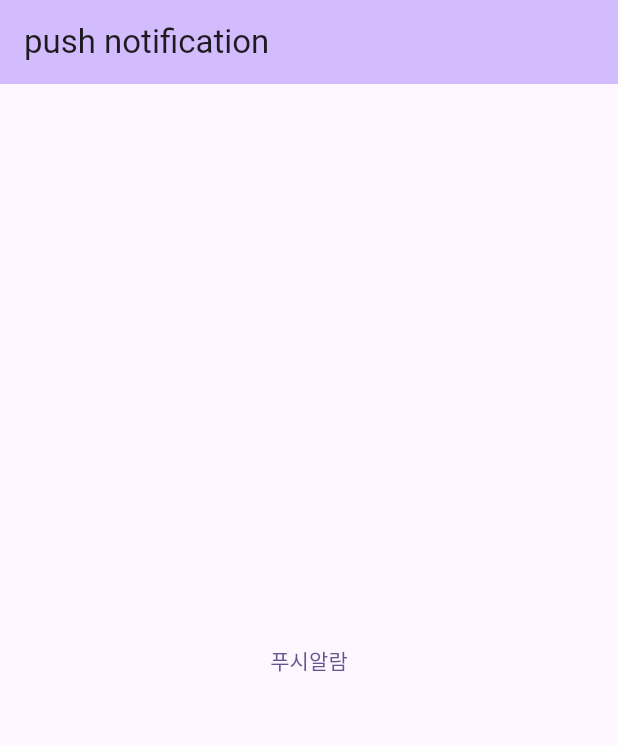
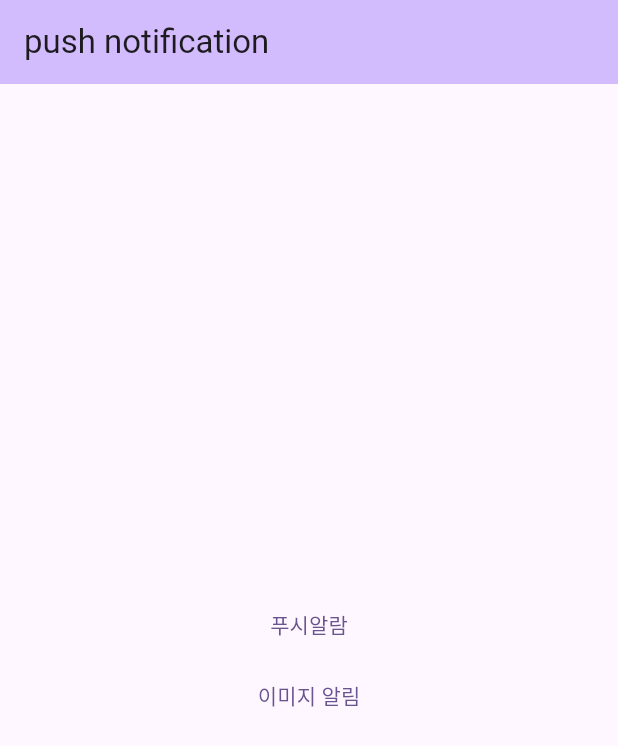
Before and after one commit to libramin/push_notification, a Flutter app: the screen it shows after launch, after a tap on "푸시알람", on a phone screen of 412 x 824 dp. Shown: the top 746 px of the screen. Run offline on Flutter 3.47's test engine with Material 3 defaults, Android fonts, the phone set to English and light mode, and no system bars; our stand-ins replace flutter_local_notifications, timezone.

Commit message:
image notification

```diff
--- /dev/null
+++ b/lib/homepage.dart
@@ -0,0 +1,139 @@
+
+
+import 'dart:io';
+
+import 'package:flutter/material.dart';
+import 'package:http/http.dart' as http;
+import 'package:timezone/timezone.dart' as tz;
+import 'package:flutter_local_notifications/flutter_local_notifications.dart';
+import 'package:path_provider/path_provider.dart';
+
+import 'main.dart';
+
+class MyHomePage extends StatefulWidget {
+  const MyHomePage({super.key});
+
+  @override
+  State<MyHomePage> createState() => _MyHomePageState();
+}
+
+class _MyHomePageState extends State<MyHomePage> {
+
+  @override
+  Widget build(BuildContext context) {
+    return Scaffold(
+        appBar: AppBar(
+          backgroundColor: Theme
+              .of(context)
+              .colorScheme
+              .inversePrimary,
+          title: const Text('push notification'),
+        ),
+        body: Center(
+          child: Column(
+            mainAxisAlignment: MainAxisAlignment.center,
+            children: <Widget>[
+              TextButton(onPressed: () async {
+                await _showNotification();
+              }, child: const Text('푸시알람')),
+              TextButton(onPressed: () async {
+               await showImgNotification();
+              }, child: const Text('이미지 알림'))
+            ],
+          ),
+        )
+    );
+  }
+
+  Future<void> _showNotification() async {
+    //showId : 고유한 ID 값 사용
+    //channelName : 앱 설정 > 알림에 보여지는 네임
+    //channelDescription : 해당 채널에 대한 설명
+    //importance, priority : 중요도를 설정하는 부분으로 아래와 같이 중요도를 높혀서 전송을 해야지만 Foreground에서 노출이 가능함.
+    const AndroidNotificationDetails androidNotificationDetails =
+    AndroidNotificationDetails('your channel id', 'your channel name',
+        channelDescription: 'your channel description',
+        importance: Importance.max,
+        priority: Priority.high,
+        ticker: 'ticker');
+    const NotificationDetails notificationDetails =
+    NotificationDetails(android: androidNotificationDetails);
+    await notification.show(
+        1, 'plain title', 'plain body', notificationDetails,
+        payload: 'item x');
+  }
+
+  Future<void> timeScheduleNotification()async{
+    tz.TZDateTime schedule = tz.TZDateTime.now(tz.local).add(const Duration(minutes: 5));//현시간에서 5분뒤 알람
+    tz.TZDateTime schedule2 = tz.TZDateTime.now(tz.local); //매일 동일한 시간에 알람
+
+    // await notification.zonedSchedule(
+    //   1,
+    //   'title',
+    //   'body',
+    //   schedule,
+    //   // details,
+    //   uiLocalNotificationDateInterpretation:
+    //   UILocalNotificationDateInterpretation.absoluteTime,
+    //   matchDateTimeComponents: null,
+    // );
+  }
+
+  Future<void> showImgNotification() async {
+    //showId : 고유한 ID 값 사용
+    //channelName : 앱 설정 > 알림에 보여지는 네임
+    //channelDescription : 해당 채널에 대한 설명
+    //importance, priority : 중요도를 설정하는 부분으로 아래와 같이 중요도를 높혀서 전송을 해야지만 Foreground에서 노출이 가능함.
+    const AndroidNotificationDetails androidNotificationDetails =
+    AndroidNotificationDetails('your channel id', 'your channel name',
+        channelDescription: 'your channel description',
+        importance: Importance.max,
+        priority: Priority.high,
+        ticker: 'ticker');
+
+    //asset 이미지 사용
+    // final String asset = "your_asset_image";
+    // final ByteData byteData = await rootBundle.load(asset);
+    // final Directory directory = await getTemporaryDirectory();
+    // final File file = File('${directory.path}/${asset.split('/').last}');
+    // await file.writeAsBytes(byteData.buffer.asUint8List(byteData.offsetInBytes, byteData.lengthInBytes));
+    // print(file.path);
+    // String filePath = file.path;
+
+    //networkImg 사용
+      String url = 'https://picsum.photos/100';
+      final http.Response response = await http.get(Uri.parse(url));
+      final Directory directory = await getTemporaryDirectory();
+      final String name = "${directory.path}/${url.split('/').last}.png";
+      final File file = File(name);
+      await file.writeAsBytes(response.bodyBytes);
+      String filePath = file.path;
+
+     NotificationDetails notificationDetails = NotificationDetails(
+      iOS: DarwinNotificationDetails(
+        presentAlert: true,
+        presentBadge: true,
+        presentSound: true,
+        badgeNumber: 1,
+        attachments: [
+          DarwinNotificationAttachment(filePath)
+        ],
+      ),
+      android: AndroidNotificationDetails(
+        'send.type.channelId',
+        'send.type.channelName',
+        channelDescription: 'send.type.channelDescription',
+        importance: Importance.max,
+        priority: Priority.high,
+        styleInformation: BigPictureStyleInformation(
+          FilePathAndroidBitmap(filePath),
+        ),
+      ),
+    );
+    await notification.show(
+        13, '이미지알림', '이미지알림입니다', notificationDetails,
+        payload: 'item x');
+  }
+
+
+}
--- a/lib/main.dart
+++ b/lib/main.dart
@@ -1,6 +1,10 @@
 import 'package:flutter/material.dart';
 import 'package:flutter_local_notifications/flutter_local_notifications.dart';
 import 'package:push_notification/notification.dart';
+import 'package:timezone/data/latest_all.dart' as tz;
+import 'package:timezone/timezone.dart' as tz;
+
+import 'homepage.dart';
 
 final notification = FlutterLocalNotificationsPlugin();
 final chaduckNotification = ChaduckNotificationService();
@@ -8,6 +12,16 @@ final chaduckNotification = ChaduckNotificationService();
 void main() async{
   WidgetsFlutterBinding.ensureInitialized();
   chaduckNotification.initializeNotification();
+  NotificationAppLaunchDetails? details = await notification.getNotificationAppLaunchDetails();
+  if (details != null) {
+    if (details.notificationResponse != null) {
+      if (details.notificationResponse!.payload != null) {
+        //
+      }
+    }
+  }
+  tz.initializeTimeZones();
+  tz.setLocalLocation(tz.getLocation('Asia/Seoul'));
   runApp(const MyApp());
 }
 
@@ -26,47 +40,3 @@ class MyApp extends StatelessWidget {
     );
   }
 }
-
-class MyHomePage extends StatefulWidget {
-  const MyHomePage({super.key});
-
-  @override
-  State<MyHomePage> createState() => _MyHomePageState();
-}
-
-class _MyHomePageState extends State<MyHomePage> {
-
-  @override
-  Widget build(BuildContext context) {
-    return Scaffold(
-      appBar: AppBar(
-        backgroundColor: Theme.of(context).colorScheme.inversePrimary,
-        title: const Text('push notification'),
-      ),
-      body: Center(
-        child: Column(
-          mainAxisAlignment: MainAxisAlignment.center,
-          children: <Widget>[
-            TextButton(onPressed: ()async{
-              await _showNotification();
-            }, child: Text('푸시알람'))
-          ],
-        ),
-      )
-    );
-  }
-
-  Future<void> _showNotification() async {
-    const AndroidNotificationDetails androidNotificationDetails =
-    AndroidNotificationDetails('your channel id', 'your channel name',
-        channelDescription: 'your channel description',
-        importance: Importance.max,
-        priority: Priority.high,
-        ticker: 'ticker');
-    const NotificationDetails notificationDetails =
-    NotificationDetails(android: androidNotificationDetails);
-    await notification.show(
-        1, 'plain title', 'plain body', notificationDetails,
-        payload: 'item x');
-  }
-}
--- a/pubspec.yaml
+++ b/pubspec.yaml
@@ -36,6 +36,8 @@ dependencies:
   # Use with the CupertinoIcons class for iOS style icons.
   cupertino_icons: ^1.0.8
   flutter_local_notifications: ^17.2.2
+  http: ^1.2.0
+  path_provider: ^2.1.2
 
 dev_dependencies:
   flutter_test:
```
Also changed, not shown: lib/notification.dart (+6 -2 lines), pubspec.lock, 1 other file.
